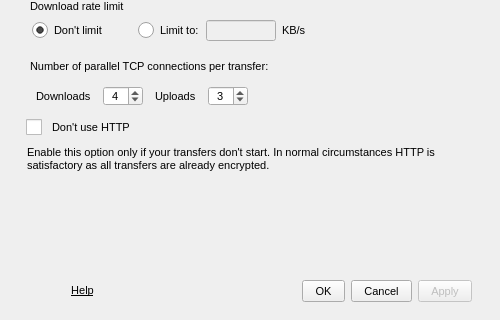
meganz/MEGAsync, file src/MEGASync/gui/win/SettingsDialog.ui: the form before one commit; both pictures show x 0 to 500 and y 280 to 600 of the 500 by 600 pixel window.
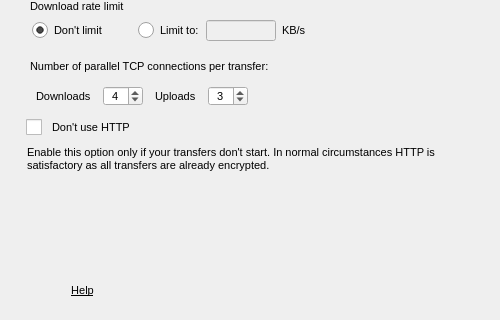
The form after the commit. Icons and pictures are not drawn. Custom widgets are drawn as their Qt base class.

Commit message: Remove Apply, Ok & Cancel buttons and code

The edit to the form file:
```diff
--- a/src/MEGASync/gui/win/SettingsDialog.ui
+++ b/src/MEGASync/gui/win/SettingsDialog.ui
@@ -629,72 +629,6 @@
         </property>
        </spacer>
       </item>
-      <item>
-       <widget class="QPushButton" name="bOk">
-        <property name="minimumSize">
-         <size>
-          <width>0</width>
-          <height>22</height>
-         </size>
-        </property>
-        <property name="styleSheet">
-         <string notr="true"/>
-        </property>
-        <property name="text">
-         <string>OK</string>
-        </property>
-        <property name="autoDefault">
-         <bool>false</bool>
-        </property>
-       </widget>
-      </item>
-      <item>
-       <widget class="QPushButton" name="bCancel">
-        <property name="sizePolicy">
-         <sizepolicy hsizetype="Preferred" vsizetype="Fixed">
-          <horstretch>0</horstretch>
-          <verstretch>0</verstretch>
-         </sizepolicy>
-        </property>
-        <property name="minimumSize">
-         <size>
-          <width>0</width>
-          <height>22</height>
-         </size>
-        </property>
-        <property name="text">
-         <string>Cancel</string>
-        </property>
-        <property name="autoDefault">
-         <bool>false</bool>
-        </property>
-       </widget>
-      </item>
-      <item>
-       <widget class="QPushButton" name="bApply">
-        <property name="enabled">
-         <bool>false</bool>
-        </property>
-        <property name="minimumSize">
-         <size>
-          <width>0</width>
-          <height>22</height>
-         </size>
-        </property>
-        <property name="maximumSize">
-         <size>
-          <width>16777215</width>
-          <height>16777215</height>
-         </size>
-        </property>
-        <property name="text">
-         <string>Apply</string>
-        </property>
-        <property name="autoDefault">
-         <bool>false</bool>
-        </property>
-       </widget>
-      </item>
      </layout>
     </widget>
    </item>
```
Left out of the diff: 3 changed lines with no effect on the pictures. The commit also changes 4 other files.
